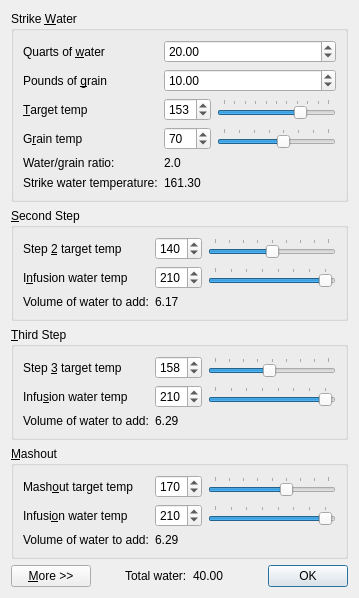
mattcaron/qbrew, file src/mashwatertool.ui: the form before one commit.
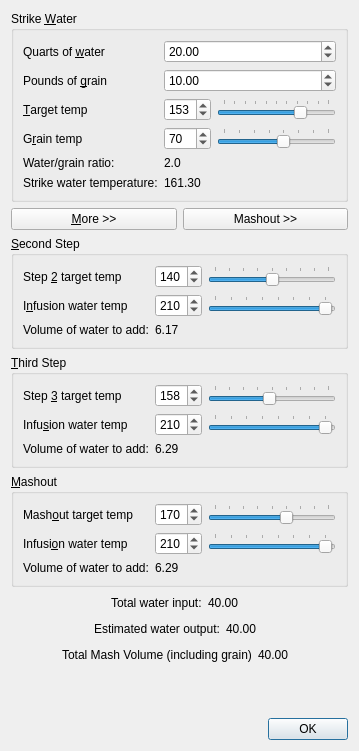
The form after the commit.

Commit message: Added additional derived statistics.

Patch:
```diff
--- a/src/mashwatertool.ui
+++ b/src/mashwatertool.ui
@@ -7,7 +7,7 @@
     <x>0</x>
     <y>0</y>
     <width>359</width>
-    <height>537</height>
+    <height>751</height>
    </rect>
   </property>
   <property name="windowTitle">
@@ -250,6 +250,33 @@
      </layout>
     </widget>
    </item>
+   <item>
+    <layout class="QHBoxLayout" name="horizontalLayout_10">
+     <item>
+      <widget class="QPushButton" name="moreButton">
+       <property name="text">
+        <string>&amp;More &gt;&gt;</string>
+       </property>
+       <property name="checkable">
+        <bool>true</bool>
+       </property>
+       <property name="checked">
+        <bool>false</bool>
+       </property>
+      </widget>
+     </item>
+     <item>
+      <widget class="QPushButton" name="mashoutButton">
+       <property name="text">
+        <string>Mashout &gt;&gt;</string>
+       </property>
+       <property name="checkable">
+        <bool>true</bool>
+       </property>
+      </widget>
+     </item>
+    </layout>
+   </item>
    <item>
     <widget class="QGroupBox" name="secondStepGroupBox">
      <property name="title">
@@ -510,6 +537,9 @@
       <string>&amp;Mashout</string>
      </property>
      <layout class="QFormLayout" name="formLayout_mashout">
+      <property name="fieldGrowthPolicy">
+       <enum>QFormLayout::AllNonFixedFieldsGrow</enum>
+      </property>
       <item row="0" column="0">
        <widget class="QLabel" name="mashoutTargetTempLabel">
         <property name="text">
@@ -632,33 +662,51 @@
     </widget>
    </item>
    <item>
-    <spacer name="verticalSpacer">
+    <layout class="QHBoxLayout" name="horizontalLayout_12">
+     <item>
+      <spacer name="horizontalSpacer_4">
      <property name="orientation">
-      <enum>Qt::Vertical</enum>
+        <enum>Qt::Horizontal</enum>
      </property>
      <property name="sizeHint" stdset="0">
       <size>
-       <width>0</width>
-       <height>0</height>
+         <width>40</width>
+         <height>20</height>
       </size>
      </property>
     </spacer>
+     </item>
+     <item>
+      <widget class="QLabel" name="label_2">
+       <property name="text">
+        <string>Total water input:</string>
+       </property>
+      </widget>
+     </item>
+     <item>
+      <widget class="QLabel" name="totalWaterVolumeLabel">
+       <property name="text">
+        <string>40.00   </string>
+       </property>
+      </widget>
+     </item>
+     <item>
+      <spacer name="horizontalSpacer_3">
+       <property name="orientation">
+        <enum>Qt::Horizontal</enum>
+       </property>
+       <property name="sizeHint" stdset="0">
+        <size>
+         <width>40</width>
+         <height>20</height>
+        </size>
+       </property>
+      </spacer>
+     </item>
+    </layout>
    </item>
    <item>
     <layout class="QHBoxLayout" name="horizontalLayout">
-     <item>
-      <widget class="QPushButton" name="moreButton">
-       <property name="text">
-        <string>&amp;More &gt;&gt;</string>
-       </property>
-       <property name="checkable">
-        <bool>true</bool>
-       </property>
-       <property name="checked">
-        <bool>false</bool>
-       </property>
-      </widget>
-     </item>
      <item>
       <spacer name="horizontalSpacer">
        <property name="orientation">
@@ -675,12 +723,12 @@
      <item>
       <widget class="QLabel" name="label">
        <property name="text">
-        <string>Total water:</string>
+        <string>Estimated water output:</string>
        </property>
       </widget>
      </item>
      <item>
-      <widget class="QLabel" name="totalWaterVolumeLabel">
+      <widget class="QLabel" name="estimatedWaterVolumeOutputLabel">
        <property name="text">
         <string>40.00   </string>
        </property>
@@ -699,6 +747,65 @@
        </property>
       </spacer>
      </item>
+    </layout>
+   </item>
+   <item>
+    <layout class="QHBoxLayout" name="horizontalLayout_13">
+     <item>
+      <spacer name="horizontalSpacer_5">
+       <property name="orientation">
+        <enum>Qt::Horizontal</enum>
+       </property>
+       <property name="sizeHint" stdset="0">
+        <size>
+         <width>40</width>
+         <height>20</height>
+        </size>
+       </property>
+      </spacer>
+     </item>
+     <item>
+      <widget class="QLabel" name="label_3">
+       <property name="text">
+        <string>Total Mash Volume (including grain)</string>
+       </property>
+      </widget>
+     </item>
+     <item>
+      <widget class="QLabel" name="totalVolumeLabel">
+       <property name="text">
+        <string>40.00   </string>
+       </property>
+      </widget>
+     </item>
+     <item>
+      <spacer name="horizontalSpacer_6">
+       <property name="orientation">
+        <enum>Qt::Horizontal</enum>
+       </property>
+       <property name="sizeHint" stdset="0">
+        <size>
+         <width>40</width>
+         <height>20</height>
+        </size>
+       </property>
+      </spacer>
+     </item>
+    </layout>
+   </item>
+   <item>
+    <spacer name="verticalSpacer">
+     <property name="orientation">
+      <enum>Qt::Vertical</enum>
+     </property>
+     <property name="sizeHint" stdset="0">
+      <size>
+       <width>0</width>
+       <height>0</height>
+      </size>
+     </property>
+    </spacer>
+   </item>
      <item>
       <widget class="QDialogButtonBox" name="buttonBox">
        <property name="orientation">
@@ -708,8 +815,6 @@
         <set>QDialogButtonBox::Ok</set>
        </property>
       </widget>
-     </item>
-    </layout>
    </item>
   </layout>
  </widget>
```
Lines whose indentation alone changed are shown as unchanged. The commit also changes 2 other files.
